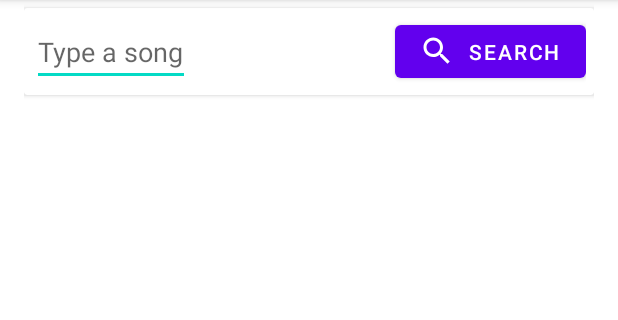
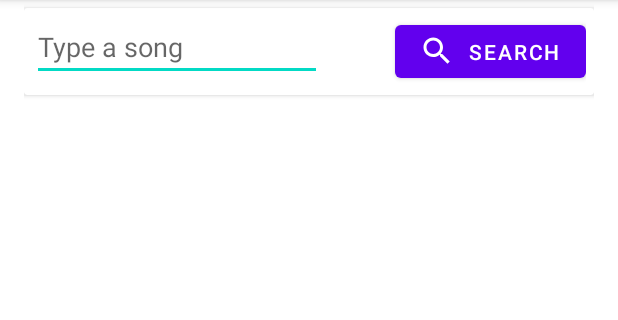
Before and after one commit to PaquitoelChocolatero/android-recomendador, an Android app: the screen it shows after launch (MainActivity), after a tap on "SEARCH", on a phone screen of 412 x 824 dp, the part 84-404 px from its top. Run offline under Robolectric (Android 15) with nearby library versions, the phone set to English and light mode, and no system bars; our stand-ins replace Picasso, Room's generated code; network calls fail; pictures from the network do not load; 1 statement that could not run was skipped.

```diff
--- a/app/src/main/java/es/uc3m/g1/musey/view/FragmentSearch.kt
+++ b/app/src/main/java/es/uc3m/g1/musey/view/FragmentSearch.kt
@@ -1,20 +1,22 @@
 package es.uc3m.g1.musey.view
 
+import android.content.Context
 import android.os.Bundle
 import android.view.LayoutInflater
 import android.view.View
 import android.view.ViewGroup
+import android.view.inputmethod.EditorInfo
+import android.view.inputmethod.InputMethodManager
+import android.widget.TextView.OnEditorActionListener
 import android.widget.Toast
-import androidx.core.os.bundleOf
 import androidx.fragment.app.Fragment
 import androidx.lifecycle.Observer
 import androidx.lifecycle.ViewModelProvider
-import androidx.navigation.findNavController
 import androidx.recyclerview.widget.LinearLayoutManager
 import es.uc3m.g1.musey.R
 import es.uc3m.g1.musey.databinding.FragmentSearchBinding
-import es.uc3m.g1.musey.model.api.lastfm.Track
 import es.uc3m.g1.musey.viewModel.ViewModelSearch
+
 
 class FragmentSearch: Fragment() {
 
@@ -25,6 +27,12 @@ class FragmentSearch: Fragment() {
         super.onCreate(savedInstanceState)
         viewModelSearch = ViewModelProvider(this).get(ViewModelSearch::class.java)
     }
+
+    fun View.hideKeyboard() {
+        val imm = context.getSystemService(Context.INPUT_METHOD_SERVICE) as InputMethodManager
+        imm.hideSoftInputFromWindow(windowToken, 0)
+    }
+
 
     override fun onCreateView(
         inflater: LayoutInflater, container: ViewGroup?,
@@ -52,7 +60,18 @@ class FragmentSearch: Fragment() {
         }
         binding.button.setOnClickListener {
             viewModelSearch.search = binding.input.text.toString()
+            view?.hideKeyboard()
         }
+
+        binding.input.setOnEditorActionListener(OnEditorActionListener { v, actionId, event ->
+            if (actionId == EditorInfo.IME_ACTION_SEARCH) {
+                viewModelSearch.search = binding.input.text.toString()
+                view?.hideKeyboard()
+                return@OnEditorActionListener true
+            }
+            false
+        })
+
         return binding.root
     }
 }
--- a/app/src/main/java/es/uc3m/g1/musey/view/MainActivity.kt
+++ b/app/src/main/java/es/uc3m/g1/musey/view/MainActivity.kt
@@ -1,12 +1,29 @@
 package es.uc3m.g1.musey.view
 
+import android.os.Bundle
+import android.view.MenuItem
 import androidx.appcompat.app.AppCompatActivity
-import android.os.Bundle
+import androidx.core.view.GravityCompat
+import androidx.fragment.app.Fragment
+import com.google.android.material.navigation.NavigationView
 import es.uc3m.g1.musey.R
+
 
 class MainActivity : AppCompatActivity() {
     override fun onCreate(savedInstanceState: Bundle?) {
         super.onCreate(savedInstanceState)
         setContentView(R.layout.activity_main)
+
+        /*
+        val navigation: NavigationView = findViewById(R.id.navigation_view)
+        navigation.setNavigationItemSelectedListener {menuItem ->
+            val title: Int
+            title = when (menuItem.getItemId()) {
+                R.id.search -> R.string.search
+                else -> throw IllegalArgumentException("Menu option not implemented!!")
+            }
+            drawerLayout.closeDrawer(GravityCompat.START)
+            return true
+        }*/
     }
 }
--- a/app/src/main/res/layout/activity_main.xml
+++ b/app/src/main/res/layout/activity_main.xml
@@ -26,6 +26,7 @@
     </LinearLayout>
 
     <com.google.android.material.navigation.NavigationView
+            android:id="@+id/navigation_view"
             android:layout_width="match_parent"
             android:layout_height="match_parent"
             android:layout_gravity="start"
--- a/app/src/main/res/layout/fragment_search.xml
+++ b/app/src/main/res/layout/fragment_search.xml
@@ -9,9 +9,6 @@
     android:layout_marginLeft="16dp"
     android:layout_marginRight="16dp">
     <androidx.cardview.widget.CardView
-        xmlns:android="http://schemas.android.com/apk/res/android"
-        xmlns:app="http://schemas.android.com/apk/res-auto"
-        xmlns:tools="http://schemas.android.com/tools"
         app:contentPadding="5dp"
         app:cardElevation="2dp"
         android:layout_marginTop="5dp"
@@ -37,14 +34,16 @@
 
             <com.google.android.material.textfield.TextInputEditText
                 android:id="@+id/input"
-                android:layout_width="wrap_content"
-                android:layout_height="wrap_content"
+                android:layout_width="193dp"
+                android:layout_height="39dp"
                 android:layout_alignParentTop="true"
                 android:layout_alignParentEnd="true"
                 android:hint="@string/search_hint"
                 app:layout_constraintBottom_toBottomOf="parent"
                 app:layout_constraintStart_toStartOf="parent"
-                app:layout_constraintTop_toTopOf="parent" />
+                app:layout_constraintTop_toTopOf="parent"
+                android:singleLine="true"
+                android:imeOptions="actionSearch"/>
         </androidx.constraintlayout.widget.ConstraintLayout>
 
     </androidx.cardview.widget.CardView>
--- a/app/src/main/res/menu/main_menu.xml
+++ b/app/src/main/res/menu/main_menu.xml
@@ -2,5 +2,6 @@
 <menu xmlns:android="http://schemas.android.com/apk/res/android">
     <item
         android:id="@+id/search"
-        android:title="@string/search"/>
+        android:title="@string/search"
+        android:icon="@drawable/ic_baseline_search_24"/>
 </menu>
```
